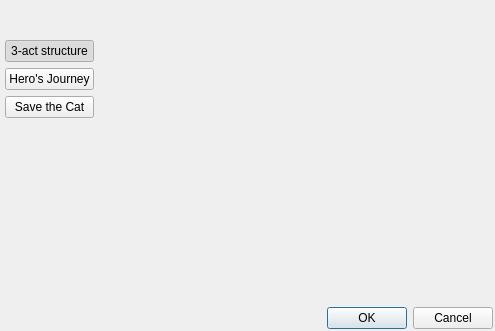
Old version of the form ui/story_structure_selector_dialog.ui in the repository zkovari/plotlyst.
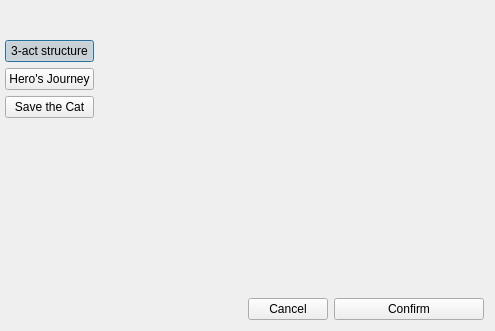
New version of the form.

What changed in the file:
```diff
--- a/ui/story_structure_selector_dialog.ui
+++ b/ui/story_structure_selector_dialog.ui
@@ -218,14 +218,51 @@
      </item>
     </layout>
    </item>
-   <item>
-    <widget class="QDialogButtonBox" name="buttonBox">
-     <property name="orientation">
-      <enum>Qt::Horizontal</enum>
-     </property>
-     <property name="standardButtons">
-      <set>QDialogButtonBox::Cancel|QDialogButtonBox::Ok</set>
-     </property>
+   <item alignment="Qt::AlignRight">
+    <widget class="QWidget" name="widget" native="true">
+     <layout class="QHBoxLayout" name="horizontalLayout_2">
+      <item>
+       <widget class="QPushButton" name="btnCancel">
+        <property name="minimumSize">
+         <size>
+          <width>80</width>
+          <height>0</height>
+         </size>
+        </property>
+        <property name="cursor">
+         <cursorShape>PointingHandCursor</cursorShape>
+        </property>
+        <property name="text">
+         <string>Cancel</string>
+        </property>
+        <property name="base" stdset="0">
+         <bool>true</bool>
+        </property>
+       </widget>
+      </item>
+      <item>
+       <widget class="QPushButton" name="btnConfirm">
+        <property name="minimumSize">
+         <size>
+          <width>150</width>
+          <height>0</height>
+         </size>
+        </property>
+        <property name="cursor">
+         <cursorShape>PointingHandCursor</cursorShape>
+        </property>
+        <property name="text">
+         <string>Confirm</string>
+        </property>
+        <property name="base" stdset="0">
+         <bool>true</bool>
+        </property>
+        <property name="positive" stdset="0">
+         <bool>true</bool>
+        </property>
+       </widget>
+      </item>
+     </layout>
     </widget>
    </item>
   </layout>
```
Left out of the diff: 24 changed lines with no effect on the pictures.
